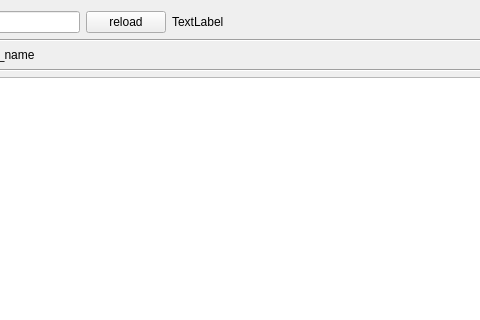
First picture: the form in ui/SydTableWidget.ui, repository OpenSyd/syd_ui, before the edit; both pictures show x 229 to 709 and y 0 to 320 of the 1068 by 548 pixel window.
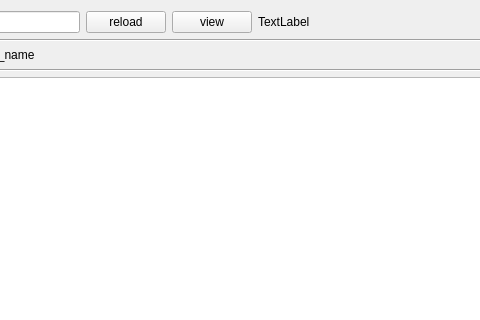
Second picture: the form after the edit.

Commit message: Added a button to open DicomSeries or Image in vv viewer

Diff of the .ui file:
```diff
--- a/ui/SydTableWidget.ui
+++ b/ui/SydTableWidget.ui
@@ -56,6 +56,13 @@
        </property>
       </widget>
      </item>
+     <item>
+      <widget class="QPushButton" name="button_view">
+       <property name="text">
+        <string>view</string>
+       </property>
+      </widget>
+     </item>
      <item>
       <widget class="QLabel" name="label_status">
        <property name="text">
```
Left out of the diff: 4 changed lines with no effect on the pictures. The commit also changes 4 other files.
